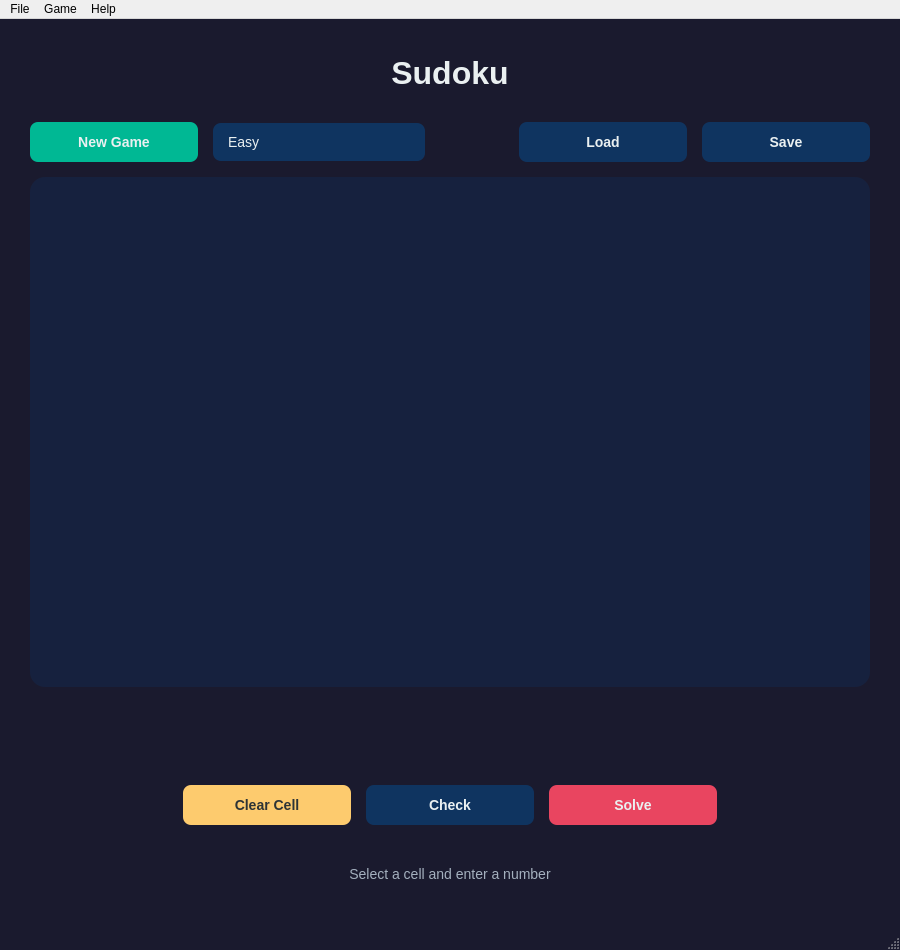
salah0eldin/SW_Diploma_files, file 00_Projects/01_First/Sudoku/sudoku.ui: the form before one commit.
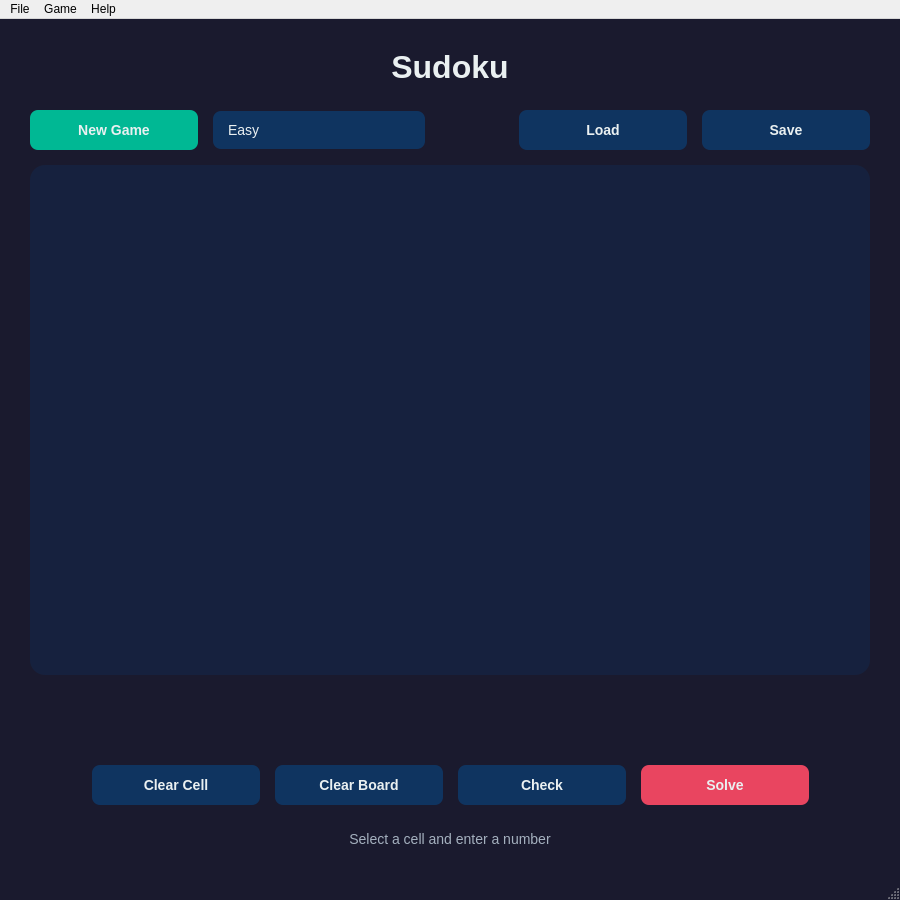
The form after the commit.

Commit message: finsihed simple

The edit to the form file:
```diff
--- a/00_Projects/01_First/Sudoku/sudoku.ui
+++ b/00_Projects/01_First/Sudoku/sudoku.ui
@@ -6,14 +6,14 @@
    <rect>
     <x>0</x>
     <y>0</y>
-    <width>700</width>
-    <height>750</height>
+    <width>900</width>
+    <height>900</height>
    </rect>
   </property>
   <property name="minimumSize">
    <size>
     <width>900</width>
-    <height>950</height>
+    <height>900</height>
    </size>
   </property>
   <property name="windowTitle">
@@ -318,12 +318,19 @@
        </spacer>
       </item>
       <item>
-       <widget class="QPushButton" name="clearButton">
+       <widget class="QPushButton" name="clearCellButton">
         <property name="text">
          <string>Clear Cell</string>
         </property>
        </widget>
       </item>
+      <item>
+       <widget class="QPushButton" name="clearBoardButton">
+        <property name="text">
+         <string>Clear Board</string>
+        </property>
+       </widget>
+      </item>
       <item>
        <widget class="QPushButton" name="checkButton">
         <property name="text">
```
The commit also changes 2 other files.
